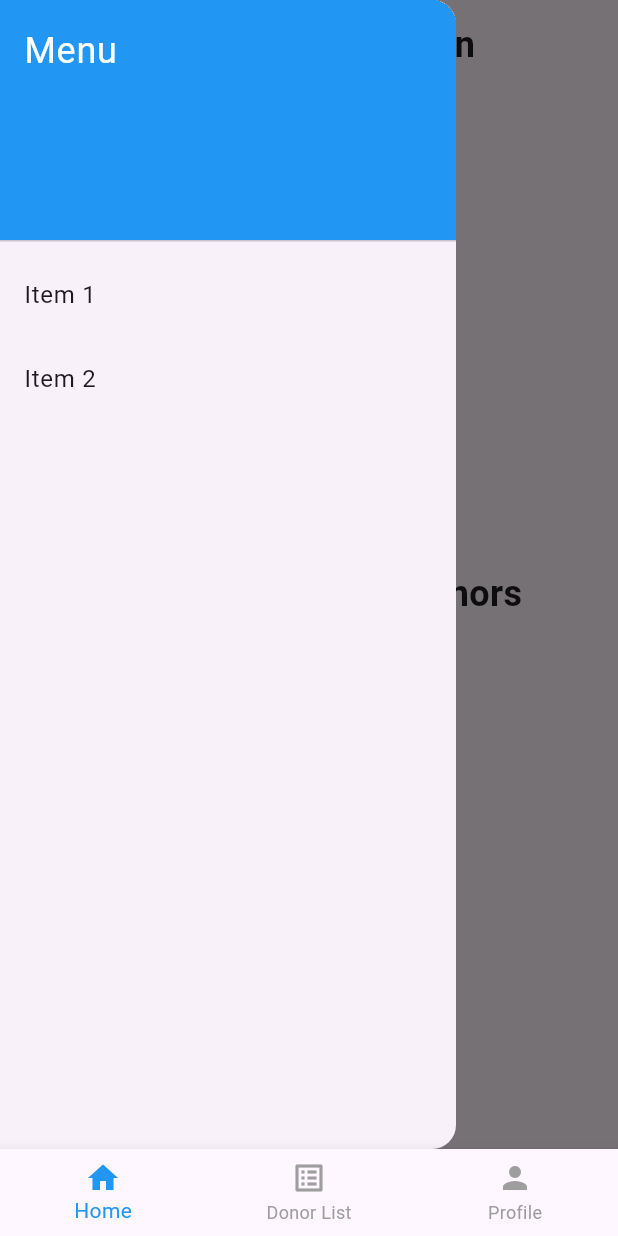
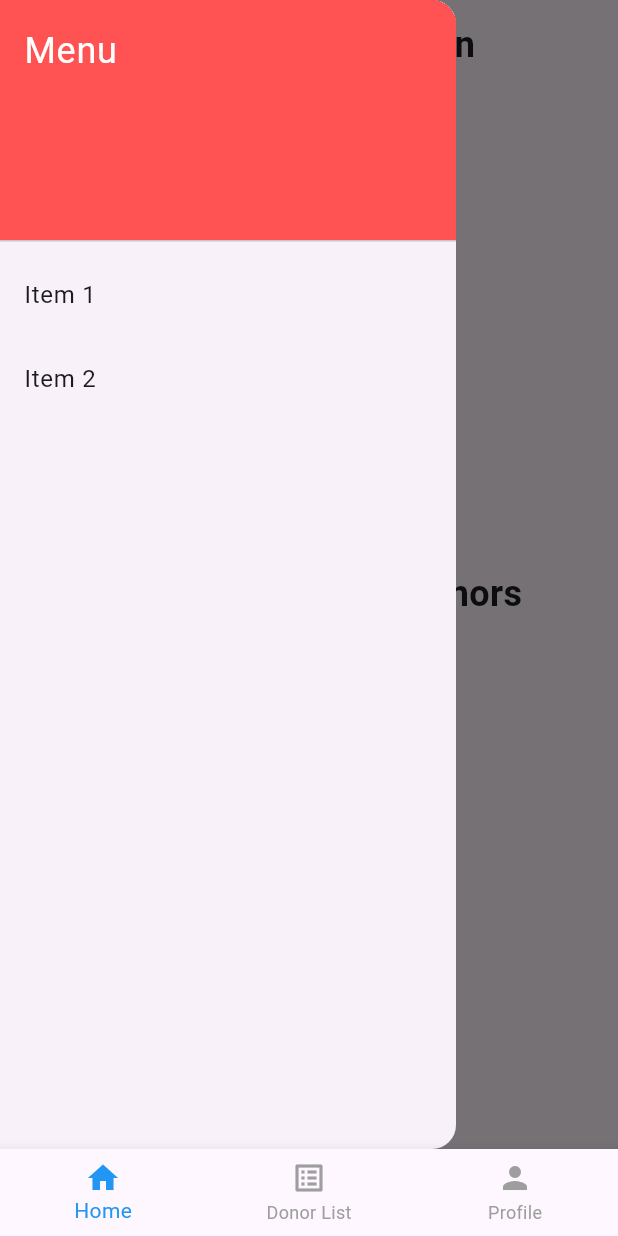
Before and after one commit to sifat5256/class_2_team_work, a Flutter app: the screen it shows after launch, with the side drawer open, on a phone screen of 412 x 824 dp. Run offline on Flutter 3.47's test engine with Material 3 defaults, Android fonts, the phone set to English and light mode, and no system bars.

```diff
--- a/lib/home_screen.dart
+++ b/lib/home_screen.dart
@@ -29,7 +29,7 @@ class _HomeScreenState extends State<HomeScreen> {
           children: <Widget>[
             // Drawer Header (optional)
             const DrawerHeader(
-              decoration: BoxDecoration(color: Colors.blue),
+              decoration: BoxDecoration(color: Colors.redAccent),
               child: Text(
                 'Menu',
                 style: TextStyle(color: Colors.white, fontSize: 24),
```
